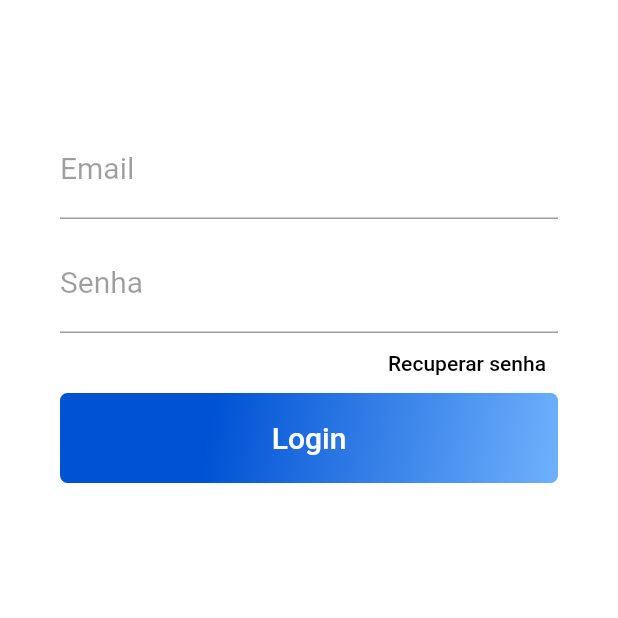
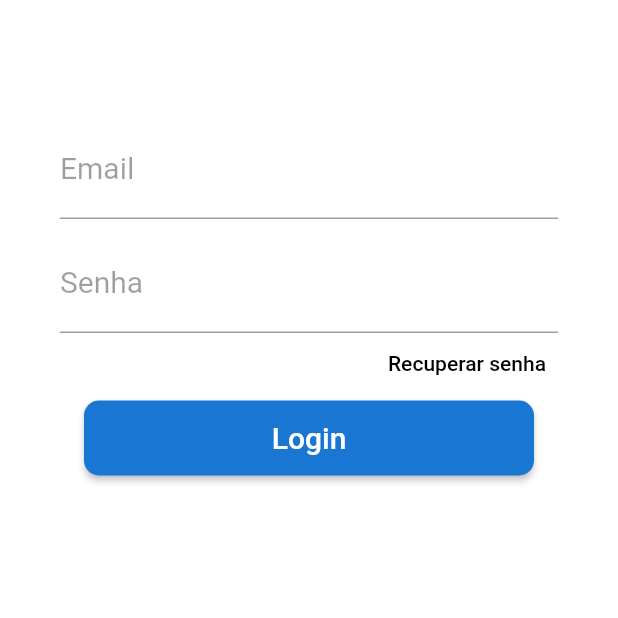
Before and after one commit to Rodbber/beteponto_app, a Flutter app: the screen it shows after launch, after a tap on "Login", on a phone screen of 412 x 824 dp, the top half of it. Run offline on Flutter 3.47's test engine with Material 2 defaults, Android fonts, the light colour scheme and no system bars; drawn by our look-alikes of rounded_loading_button; our stand-ins replace fluttertoast, geolocator, localstorage; network calls fail.

Commit message:
atualização, colocando infinity scroll e loadings

```diff
--- a/lib/login.page.dart
+++ b/lib/login.page.dart
@@ -1,9 +1,9 @@
 import 'package:flutter/material.dart';
-import 'package:flutter/src/foundation/key.dart';
-import 'package:flutter/src/widgets/framework.dart';
 import 'package:http/http.dart';
 import 'dart:convert';
 import 'package:localstorage/localstorage.dart';
+import 'package:fluttertoast/fluttertoast.dart';
+import 'package:rounded_loading_button/rounded_loading_button.dart';
 
 class LoginPage extends StatefulWidget {
   const LoginPage({Key? key}) : super(key: key);
@@ -20,6 +20,59 @@ class _LoginPageState extends State<LoginPage> {
   final _loginKey = GlobalKey<FormState>();
 
   final LocalStorage storage = new LocalStorage('todo_app');
+
+  final RoundedLoadingButtonController _btnLogar =
+      RoundedLoadingButtonController();
+
+  void _logando(RoundedLoadingButtonController controller) async {
+    var url = Uri.parse('http://192.168.0.6:8000/api/funcionario/login');
+    final response = await post(
+      url,
+      headers: <String, String>{
+        'Content-Type': 'application/json; charset=UTF-8',
+      },
+      body: jsonEncode(<String, String>{
+        'email': _loginController.text,
+        'password': _passwordController.text,
+      }),
+    ).timeout(Duration(seconds: 10));
+    try {
+      if (response.statusCode == 401) {
+        controller.reset();
+        Fluttertoast.showToast(
+            msg: 'Email ou senha incorreto.',
+            toastLength: Toast.LENGTH_LONG,
+            fontSize: 20,
+            backgroundColor: Colors.red);
+        return;
+      } else if (response.statusCode != 200) {
+        controller.reset();
+        Fluttertoast.showToast(
+            msg: 'Algo deu errado.',
+            toastLength: Toast.LENGTH_LONG,
+            fontSize: 20,
+            backgroundColor: Colors.red);
+        return;
+      }
+
+      var obj = jsonDecode(response.body);
+
+      if (obj['token'] != null) {
+        //print(obj['token']);
+        storage.setItem('@FuncionarioToken', jsonEncode(obj));
+        Navigator.pushNamed(context, '/home');
+      }
+      controller.reset();
+    } catch (e) {
+      controller.reset();
+      Fluttertoast.showToast(
+          msg: 'Algo deu errado.',
+          toastLength: Toast.LENGTH_LONG,
+          fontSize: 20,
+          backgroundColor: Colors.red);
+      return;
+    }
+  }
 
   @override
   Widget build(BuildContext context) {
@@ -98,66 +151,20 @@ class _LoginPageState extends State<LoginPage> {
             Container(
               height: 60,
               alignment: Alignment.centerLeft,
-              decoration: BoxDecoration(
-                gradient: LinearGradient(
-                  begin: Alignment.topLeft,
-                  end: Alignment.bottomRight,
-                  stops: [0.3, 1],
-                  colors: [
-                    Color(0xFF0052D4),
-                    Color(0XFF6FB1FC),
-                  ],
-                ),
-                borderRadius: BorderRadius.all(Radius.circular(5)),
-              ),
-              child: SizedBox.expand(
-                child: TextButton(
-                  child: Container(
-                    alignment: Alignment.center,
-                    child: Text(
-                      'Login',
-                      style: TextStyle(
-                        color: Colors.white,
-                        fontSize: 20,
-                      ),
-                    ),
+              child: RoundedLoadingButton(
+                color: Colors.blue[700],
+                // successColor: Colors.amber,
+                controller: _btnLogar,
+                onPressed: () => _logando(_btnLogar),
+                valueColor: Colors.white,
+
+                borderRadius: 10,
+                child: Text(
+                  'Login',
+                  style: TextStyle(
+                    color: Colors.white,
+                    fontSize: 20,
                   ),
-                  onPressed: () {
-                    //Navigator.pushNamed(context, '/home');
-                    /* print(_loginController);
-                    print(_passwordController); */
-                    var url = Uri.parse(
-                        'http://192.168.0.6:8000/api/funcionario/login');
-                    post(
-                      url,
-                      headers: <String, String>{
-                        'Content-Type': 'application/json; charset=UTF-8',
-                      },
-                      body: jsonEncode(<String, String>{
-                        'email': _loginController.text,
-                        'password': _passwordController.text,
-                      }),
-                    )
-                        .then((value) {
-                          var response = value.body;
-
-                          var obj = jsonDecode(response);
-
-                          //print(obj.runtimeType);
-
-                          if (obj['token'] != null) {
-                            print(obj['token']);
-                            storage.setItem(
-                                '@FuncionarioToken', jsonEncode(obj));
-                            Navigator.pushNamed(context, '/home');
-                          }
-
-                          /* _loginController.text = '';
-                          _passwordController.text = ''; */
-                        })
-                        .catchError((e) => print(e))
-                        .timeout(Duration(seconds: 10));
-                  },
                 ),
               ),
             ),
--- a/pubspec.yaml
+++ b/pubspec.yaml
@@ -40,6 +40,7 @@ dependencies:
   fluttertoast: ^8.0.9
   intl: ^0.17.0
   rounded_loading_button: ^2.1.0
+  infinite_scroll_pagination: ^3.2.0
 
 dev_dependencies:
   flutter_test:
```
Also changed, not shown: lib/home.page.dart (+162 -43 lines), pubspec.lock.
